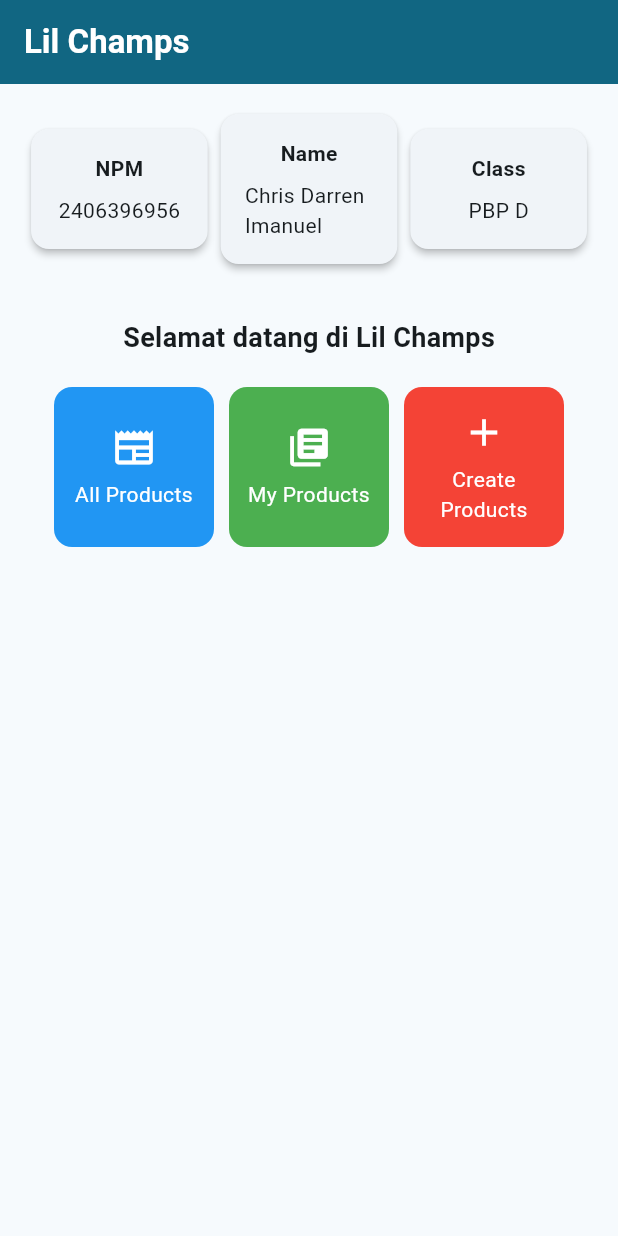
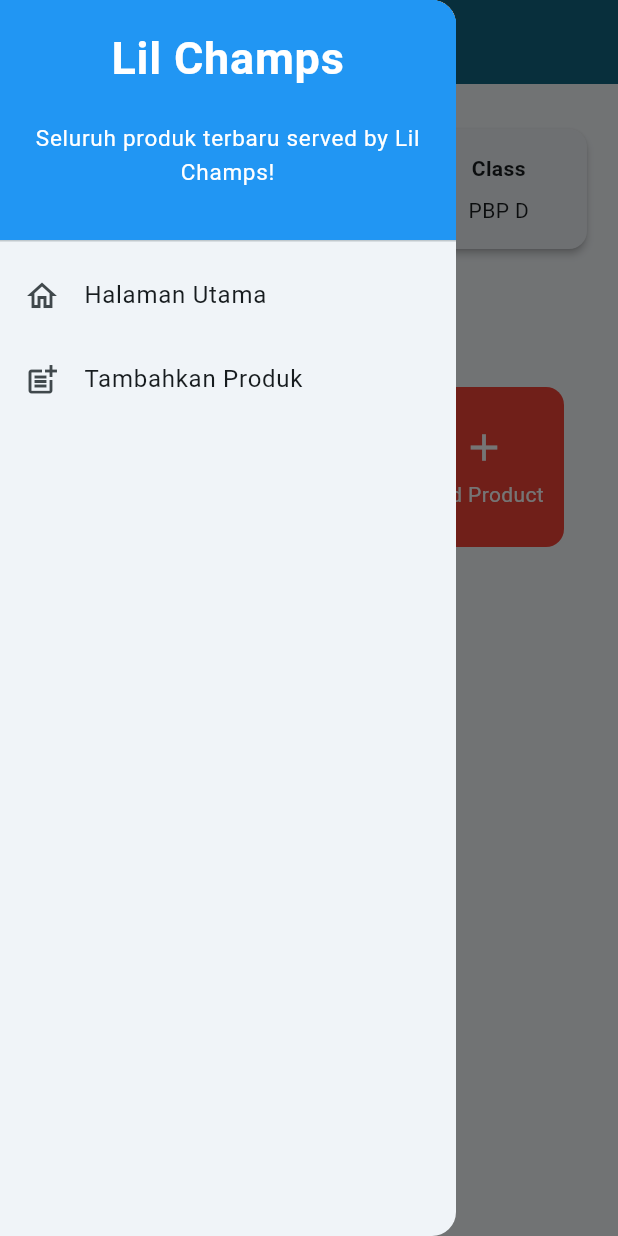
Before and after one commit to sweetsaltt/lil-champs-mobile, a Flutter app: the screen it shows after launch, with the side drawer open (before the commit the screen has no drawer), on a phone screen of 412 x 824 dp. Run offline on Flutter 3.47's test engine with Material 3 defaults, Android fonts, the phone set to English and light mode, and no system bars.

Commit message:
menyelesaikan tugas 8

```diff
--- a/lib/main.dart
+++ b/lib/main.dart
@@ -1,5 +1,5 @@
 import 'package:flutter/material.dart';
-import 'package:lil_champs/menu.dart';
+import 'package:lil_champs/screens/menu.dart';
 
 void main() {
   runApp(const MyApp());
@@ -12,26 +12,11 @@
   @override
   Widget build(BuildContext context) {
     return MaterialApp(
-      title: 'Flutter Demo',
-      theme: ThemeData(
-        // This is the theme of your application.
-        //
-        // TRY THIS: Try running your application with "flutter run". You'll see
-        // the application has a purple toolbar. Then, without quitting the app,
-        // try changing the seedColor in the colorScheme below to Colors.green
-        // and then invoke "hot reload" (save your changes or press the "hot
-        // reload" button in a Flutter-supported IDE, or press "r" if you used
-        // the command line to start the app).
-        //
-        // Notice that the counter didn't reset back to zero; the application
-        // state is not lost during the reload. To reset the state, use hot
-        // restart instead.
-        //
-        // This works for code too, not just values: Most code changes can be
-        // tested with just a hot reload.
-        colorScheme: ColorScheme.fromSeed(seedColor: Colors.blueGrey),
-      ),
-      home: MyHomePage()
+        title: 'Flutter Demo',
+        theme: ThemeData(
+          colorScheme: ColorScheme.fromSeed(seedColor: Colors.blueGrey),
+        ),
+        home: MyHomePage()
     );
   }
 }
--- a/lib/menu.dart
+++ b/lib/screens/menu.dart
@@ -1,4 +1,6 @@
 import 'package:flutter/material.dart';
+import 'package:lil_champs/widgets/left_drawer.dart';
+import 'package:lil_champs/widgets/product_card.dart';
 
 class MyHomePage extends StatelessWidget {
   MyHomePage({super.key});
@@ -8,19 +10,19 @@
   final String kelas = "PBP D";
 
 
-
   final List<ItemHomepage> items = [
-    ItemHomepage("All Products", Icons.newspaper, Colors.blue),
-    ItemHomepage("My Products", Icons.my_library_books, Colors.green),
-    ItemHomepage("Create Products", Icons.add, Colors.red),
+    ItemHomepage("All Products", Icons.shopping_bag, Colors.blue),
+    ItemHomepage("My Products", Icons.shopping_basket, Colors.green),
+    ItemHomepage("Add Product", Icons.add, Colors.red),
   ];
 
   @override
   Widget build(BuildContext context) {
+    // Scaffold menyediakan struktur dasar halaman dengan AppBar dan body.
     return Scaffold(
-      // AppBar, bagian atas halaman yang menampilkan judul.
+      // AppBar adalah bagian atas halaman yang menampilkan judul.
       appBar: AppBar(
-        // Judul aplikasi.
+        // Judul aplikasi "Football News" dengan teks putih dan tebal.
         title: const Text(
           'Lil Champs',
           style: TextStyle(
@@ -29,8 +31,12 @@
           ),
         ),
         // Warna latar belakang AppBar diambil dari skema warna tema aplikasi.
-        backgroundColor: Theme.of(context).colorScheme.primary,
+        backgroundColor: Theme
+            .of(context)
+            .colorScheme
+            .primary,
       ),
+      drawer: LeftDrawer(),
       // Body halaman dengan padding di sekelilingnya.
       body: Padding(
         padding: const EdgeInsets.all(16.0),
@@ -57,11 +63,11 @@
                 // Menyusun teks dan grid item secara vertikal.
 
                 children: [
-                  // Menampilkan teks sambutan.
+                  // Menampilkan teks sambutan dengan gaya tebal dan ukuran 18.
                   const Padding(
                     padding: EdgeInsets.only(top: 16.0),
                     child: Text(
-                      'Selamat datang di Lil Champs',
+                      'Welcome to Lil Champs',
                       style: TextStyle(
                         fontWeight: FontWeight.bold,
                         fontSize: 18.0,
@@ -100,7 +106,6 @@
   final String title;  // Judul kartu.
   final String content; // Isi kartu.
 
-
   const InfoCard({super.key, required this.title, required this.content});
 
   @override
@@ -135,57 +140,3 @@
 
   ItemHomepage(this.name, this.icon, this.color);
 }
-
-class ItemCard extends StatelessWidget {
-  // Menampilkan kartu dengan ikon dan nama.
-
-  final ItemHomepage item;
-
-  const ItemCard(this.item, {super.key});
-
-  @override
-  Widget build(BuildContext context) {
-    return Material(
-      // Menentukan warna latar belakang dari item.
-      color: item.color,
-      // Membuat sudut kartu melengkung.
-      borderRadius: BorderRadius.circular(12),
-
-      child: InkWell(
-        // Aksi ketika kartu ditekan.
-        onTap: () {
-          // Menampilkan pesan SnackBar saat kartu ditekan.
-          ScaffoldMessenger.of(context)
-            ..hideCurrentSnackBar()
-            ..showSnackBar(
-                SnackBar(content: Text("Kamu telah menekan tombol ${item.name}!"))
-            );
-        },
-        // Container untuk menyimpan Icon dan Text
-        child: Container(
-          padding: const EdgeInsets.all(8),
-          child: Center(
-            child: Column(
-              // Menyusun ikon dan teks di tengah kartu.
-              mainAxisAlignment: MainAxisAlignment.center,
-              children: [
-                Icon(
-                  item.icon,
-                  color: Colors.white,
-                  size: 30.0,
-                ),
-                const Padding(padding: EdgeInsets.all(3)),
-                Text(
-                  item.name,
-                  textAlign: TextAlign.center,
-                  style: const TextStyle(color: Colors.white),
-                ),
-              ],
-            ),
-          ),
-        ),
-      ),
-    );
-  }
-
-}
--- /dev/null
+++ b/lib/widgets/left_drawer.dart
@@ -0,0 +1,84 @@
+import 'package:flutter/material.dart';
+import 'package:lil_champs/screens/menu.dart';
+import 'package:lil_champs/screens/productlist_form.dart';
+
+class LeftDrawer extends StatelessWidget {
+  const LeftDrawer({super.key});
+
+  @override
+  Widget build(BuildContext context) {
+    return Drawer(
+      child: ListView(
+        children: [
+          const DrawerHeader(
+            // Bagian drawer header
+              decoration: BoxDecoration(
+                color: Colors.blue,
+              ),
+              child: Column(
+                children: [
+                  Text(
+                    'Lil Champs',
+                    textAlign: TextAlign.center,
+                    style: TextStyle(
+                      fontSize: 30,
+                      fontWeight: FontWeight.bold,
+                      color: Colors.white,
+                    ),
+                  ),
+                  Padding(padding: EdgeInsets.all(10)),
+                  Text("Seluruh produk terbaru served by Lil Champs!",
+                    textAlign: TextAlign.center,
+                    style: TextStyle(
+                      fontSize: 15,
+                      fontWeight: FontWeight.normal,
+                      color: Colors.white,
+                    ),
+                  )
+                ],
+              )
+          ),
+
+          // Bagian routing
+          ListTile(
+            leading: const Icon(Icons.home_outlined),
+            title: const Text('Halaman Utama'),
+            // Bagian redirection ke MyHomePage
+            onTap: () {
+              Navigator.pushReplacement(
+                context,
+                MaterialPageRoute(builder: (context) => MyHomePage()),
+              );
+
+              ScaffoldMessenger.of(context)
+                ..hideCurrentSnackBar()
+                ..showSnackBar(
+                    SnackBar(
+                        content: Text('Kamu berada di halaman Halaman Utama'))
+                );
+            },
+          ),
+
+          ListTile(
+            leading: const Icon(Icons.post_add),
+            title: const Text('Tambahkan Produk'),
+            // Bagian redirection ke ProductFormPage
+            onTap: () {
+              Navigator.pushReplacement(
+                context,
+                MaterialPageRoute(builder: (context) => ProductFormPage()),
+              );
+
+              ScaffoldMessenger.of(context)
+                ..hideCurrentSnackBar()
+                ..showSnackBar(
+                    SnackBar(
+                        content: Text('Kamu telah menekan tombol Tambahkan Produk'))
+                );
+            },
+          )
+        ],
+      ),
+    );
+  }
+}
--- /dev/null
+++ b/lib/widgets/product_card.dart
@@ -0,0 +1,66 @@
+import 'package:flutter/material.dart';
+import 'package:lil_champs/screens/menu.dart';
+import 'package:lil_champs/screens/productlist_form.dart';
+
+
+class ItemCard extends StatelessWidget {
+  // Menampilkan kartu dengan ikon dan nama.
+
+  final ItemHomepage item;
+
+  const ItemCard(this.item, {super.key});
+
+  @override
+  Widget build(BuildContext context) {
+    return Material(
+      // Menentukan warna latar belakang dari item.
+      color: item.color,
+      // Membuat sudut kartu melengkung.
+      borderRadius: BorderRadius.circular(12),
+
+      child: InkWell(
+        // Aksi ketika kartu ditekan.
+        onTap: () {
+          // Menampilkan pesan SnackBar saat kartu ditekan.
+          ScaffoldMessenger.of(context)
+            ..hideCurrentSnackBar()
+            ..showSnackBar(
+                SnackBar(content: Text("Kamu telah menekan tombol ${item.name}!"))
+            );
+
+          if (item.name == "Add Product") {
+            Navigator.push(
+              context,
+              MaterialPageRoute(builder: (context) => ProductFormPage()),
+            );
+
+          }
+        },
+        // Container untuk menyimpan Icon dan Text
+        child: Container(
+          padding: const EdgeInsets.all(8),
+          child: Center(
+            child: Column(
+              // Menyusun ikon dan teks di tengah kartu.
+              mainAxisAlignment: MainAxisAlignment.center,
+              children: [
+                Icon(
+                  item.icon,
+                  color: Colors.white,
+                  size: 30.0,
+                ),
+                const Padding(padding: EdgeInsets.all(3)),
+                Text(
+                  item.name,
+                  textAlign: TextAlign.center,
+                  style: const TextStyle(color: Colors.white),
+                ),
+              ],
+            ),
+          ),
+        ),
+      ),
+    );
+  }
+
+}
```
Also changed, not shown: lib/screens/productlist_form.dart (added, +265 -0 lines), 1 other file.
